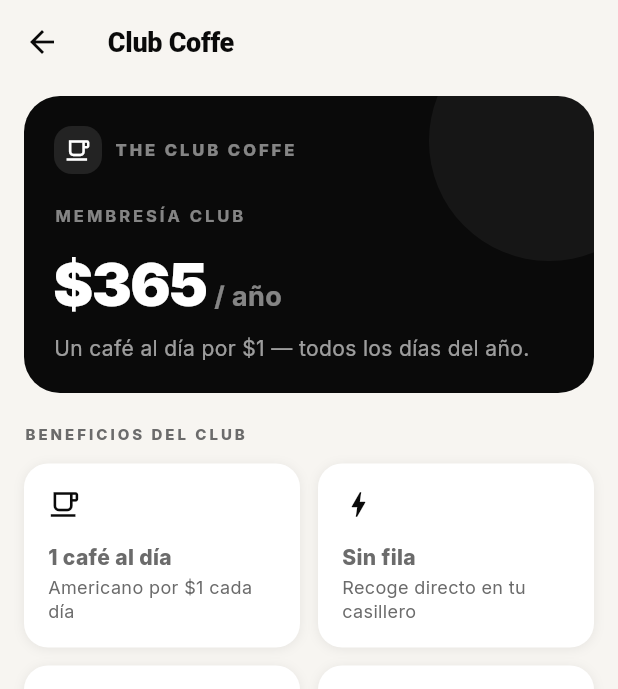
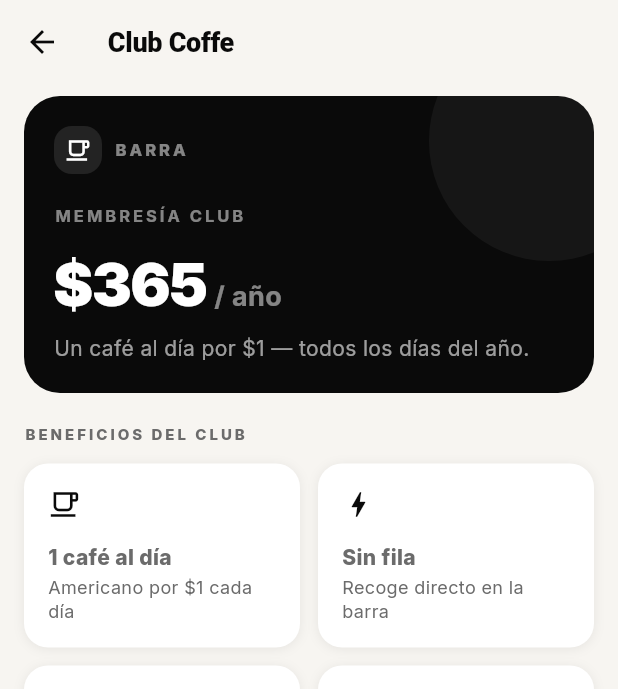
Before and after one commit to RaulPin/coffeclub, a Flutter app: the screen it shows after launch, after a tap on "Continuar con Google", after a tap on "Únete al Club", on a phone screen of 412 x 824 dp. Shown: the top 689 px of the screen. Run offline on Flutter 3.47's test engine with Material 3 defaults, Android fonts, the phone set to English and light mode, and no system bars; our stand-ins replace cloud_firestore, cloud_functions, firebase_auth, firebase_core, flutter_riverpod, go_router and 3 more; missing offline and left inert: flutter_facebook_auth, flutter_stripe; accounts and stored records are empty; network calls fail.

Commit message:
feat: rebrand to Barra and switch to counter pickup (no lockers)
- Rebrand app name, login, brand labels and demo emails (barra.mx) to Barra
- Replace locker+PIN with a human-friendly pickup code (generatePickupCode)
  shown to the customer to present at the counter
- Order model: drop lockerNumber/lockerPin, add pickupCode
- Orders repos (mock + firestore): generate code on create, markReady just
  sets ready, pickUp confirms handover; remove locker service (deleted)
- Tracking screen: pickup-code card (replaces locker/PIN), café confirms
  handover; staff dashboard shows pickup code; shift close lists codes
- Update menu hero, cart/checkout copy to 'recoge en barra'

Co-Authored-By: Claude Opus 4.8 <noreply@anthropic.com>
Claude-Session: https://claude.ai/code/session_01WmHHfBbpZpBwh6379s6nQ6

```diff
--- a/lib/core/config/app_config.dart
+++ b/lib/core/config/app_config.dart
@@ -10,7 +10,7 @@ class AppConfig {
   static const bool useMockBackend = true;
 
   /// Nombre comercial.
-  static const String appName = 'The Club Coffe';
+  static const String appName = 'Barra';
 
   /// Precio del café para socios (en centavos de MXN).
   static const int socioCoffeePriceCents = 100; // $1.00
--- a/lib/features/auth/data/auth_repository.dart
+++ b/lib/features/auth/data/auth_repository.dart
@@ -29,7 +29,7 @@ class MockAuthRepository implements AuthRepository {
     _user = const AppUser(
       id: 'demo-user',
       name: 'Socio Demo',
-      email: 'socio@theclubcoffe.mx',
+      email: 'socio@barra.mx',
       isSubscriber: false,
     );
     return _user!;
--- a/lib/features/auth/presentation/login_screen.dart
+++ b/lib/features/auth/presentation/login_screen.dart
@@ -47,7 +47,7 @@ class _LoginScreenState extends ConsumerState<LoginScreen> {
               ),
               const SizedBox(height: AppSpacing.xl),
               const Text(
-                'The Club Coffe',
+                'Barra',
                 textAlign: TextAlign.center,
                 style: TextStyle(
                   fontSize: 30,
@@ -57,7 +57,7 @@ class _LoginScreenState extends ConsumerState<LoginScreen> {
               ),
               const SizedBox(height: AppSpacing.sm),
               const Text(
-                'Un café al día por \$1. Sin fila.',
+                'Tu café, sin fila.',
                 textAlign: TextAlign.center,
                 style: TextStyle(color: AppColors.muted, fontSize: 15),
               ),
--- a/lib/features/cart/presentation/cart_screen.dart
+++ b/lib/features/cart/presentation/cart_screen.dart
@@ -250,7 +250,7 @@ class _SummaryBar extends StatelessWidget {
               const SizedBox(height: AppSpacing.sm),
             ],
             _Line(
-              label: 'Casillero',
+              label: 'Recogida en barra',
               value: 'Gratis',
               muted: true,
               valueColor: AppColors.success,
@@ -288,9 +288,9 @@ class _SummaryBar extends StatelessWidget {
                           height: 1.3,
                         ),
                         children: [
-                          TextSpan(text: 'Recoge con '),
+                          TextSpan(text: 'Recoge con tu '),
                           TextSpan(
-                            text: 'PIN en tu casillero',
+                            text: 'código en la barra',
                             style: TextStyle(
                               color: AppColors.ink,
                               fontWeight: FontWeight.w700,
--- a/lib/features/checkout/presentation/checkout_screen.dart
+++ b/lib/features/checkout/presentation/checkout_screen.dart
@@ -87,7 +87,7 @@ class _CheckoutScreenState extends ConsumerState<CheckoutScreen> {
           _InfoRow(
             icon: Icons.location_on_outlined,
             title: branchName ?? 'Sucursal',
-            subtitle: 'Recogida en casillero con PIN',
+            subtitle: 'Recogida en barra con tu código',
           ),
           const SizedBox(height: AppSpacing.xl),
           const _SectionLabel('Método de pago'),
--- a/lib/features/menu/presentation/menu_screen.dart
+++ b/lib/features/menu/presentation/menu_screen.dart
@@ -31,7 +31,7 @@ class MenuScreen extends ConsumerWidget {
     return Scaffold(
       appBar: AppBar(
         titleSpacing: AppSpacing.screen,
-        title: const Text('The Club Coffe'),
+        title: const Text('Barra'),
         actions: [
           Padding(
             padding: const EdgeInsets.only(right: AppSpacing.sm),
@@ -184,7 +184,7 @@ class _Hero extends StatelessWidget {
               ),
               const SizedBox(height: AppSpacing.xs),
               const Text(
-                'Ordena antes.\nRecoge con PIN.',
+                'Ordena antes.\nRecoge en barra.',
                 style: TextStyle(
                   color: Colors.white,
                   fontSize: 24,
--- a/lib/features/staff/data/staff_auth_repository.dart
+++ b/lib/features/staff/data/staff_auth_repository.dart
@@ -10,37 +10,37 @@ abstract interface class StaffAuthRepository {
 /// Implementación de demo con cuentas de ejemplo.
 ///
 /// Cuentas para probar:
-///   - condesa@theclubcoffe.mx / 1234   → empleado (sucursal Condesa)
-///   - roma@theclubcoffe.mx    / 1234   → empleado (sucursal Roma Norte)
-///   - admin@theclubcoffe.mx   / admin  → administrador general
+///   - condesa@barra.mx / 1234   → empleado (sucursal Condesa)
+///   - roma@barra.mx    / 1234   → empleado (sucursal Roma Norte)
+///   - admin@barra.mx   / admin  → administrador general
 class MockStaffAuthRepository implements StaffAuthRepository {
   static final Map<String, ({String password, StaffUser user})> _accounts = {
-    'condesa@theclubcoffe.mx': (
+    'condesa@barra.mx': (
       password: '1234',
       user: const StaffUser(
         id: 'emp_condesa',
         name: 'Empleado Condesa',
-        email: 'condesa@theclubcoffe.mx',
+        email: 'condesa@barra.mx',
         role: StaffRole.employee,
         branchId: 'condesa',
       ),
     ),
-    'roma@theclubcoffe.mx': (
+    'roma@barra.mx': (
       password: '1234',
       user: const StaffUser(
         id: 'emp_roma',
         name: 'Empleado Roma',
-        email: 'roma@theclubcoffe.mx',
+        email: 'roma@barra.mx',
         role: StaffRole.employee,
         branchId: 'roma',
       ),
     ),
-    'admin@theclubcoffe.mx': (
+    'admin@barra.mx': (
       password: 'admin',
       user: const StaffUser(
         id: 'admin_general',
         name: 'Administrador General',
-        email: 'admin@theclubcoffe.mx',
+        email: 'admin@barra.mx',
         role: StaffRole.admin,
       ),
     ),
--- a/lib/features/staff/presentation/admin_dashboard_screen.dart
+++ b/lib/features/staff/presentation/admin_dashboard_screen.dart
@@ -133,7 +133,7 @@ class _BranchCard extends StatelessWidget {
               Row(
                 children: [
                   _Metric(label: 'Activos', value: '${metrics.activeOrders}'),
-                  _Metric(label: 'En casillero', value: '${metrics.inLocker}'),
+                  _Metric(label: 'Listos', value: '${metrics.inLocker}'),
                   _Metric(
                       label: 'Ventas hoy',
                       value: formatCents(metrics.todaySalesCents)),
--- a/lib/features/staff/presentation/shift_close_screen.dart
+++ b/lib/features/staff/presentation/shift_close_screen.dart
@@ -54,14 +54,13 @@ class ShiftCloseScreen extends ConsumerWidget {
                 label: 'Ventas del turno', value: formatCents(totalCents)),
             const Divider(),
             _StatRow(
-                label: 'Pedidos aún en casillero',
+                label: 'Pedidos aún por recoger',
                 value: '${pendingPickup.length}'),
             if (pendingPickup.isNotEmpty) ...[
               const SizedBox(height: 8),
               Text(
-                'Avisa a la siguiente persona: casilleros '
-                '${pendingPickup.map((o) => o.lockerNumber).join(', ')} '
-                'siguen ocupados.',
+                'Aún en barra: códigos '
+                '${pendingPickup.map((o) => o.pickupCode).join(', ')}.',
                 style: TextStyle(color: Colors.orange.shade800),
               ),
             ],
--- a/lib/features/staff/presentation/staff_login_screen.dart
+++ b/lib/features/staff/presentation/staff_login_screen.dart
@@ -137,11 +137,11 @@ class _DemoHint extends StatelessWidget {
           Text('Cuentas de prueba (demo):',
               style: TextStyle(fontWeight: FontWeight.w700, fontSize: 12)),
           SizedBox(height: 4),
-          Text('condesa@theclubcoffe.mx / 1234  → empleado',
+          Text('condesa@barra.mx / 1234  → empleado',
               style: TextStyle(fontSize: 12, color: Color(0xFF6B6B6B))),
-          Text('roma@theclubcoffe.mx / 1234  → empleado',
+          Text('roma@barra.mx / 1234  → empleado',
               style: TextStyle(fontSize: 12, color: Color(0xFF6B6B6B))),
-          Text('admin@theclubcoffe.mx / admin  → administrador',
+          Text('admin@barra.mx / admin  → administrador',
               style: TextStyle(fontSize: 12, color: Color(0xFF6B6B6B))),
         ],
       ),
--- a/lib/features/subscription/presentation/subscription_screen.dart
+++ b/lib/features/subscription/presentation/subscription_screen.dart
@@ -125,7 +125,7 @@ class _ClubCard extends StatelessWidget {
                     ),
                     const SizedBox(width: AppSpacing.sm),
                     Text(
-                      'THE CLUB COFFE',
+                      'BARRA',
                       style: TextStyle(
                         color: Colors.white.withValues(alpha: 0.5),
                         fontSize: 11,
@@ -304,7 +304,7 @@ class _BenefitsGrid extends StatelessWidget {
 
   static const _benefits = [
     (Icons.local_cafe_outlined, '1 café al día', 'Americano por \$1 cada día'),
-    (Icons.bolt_outlined, 'Sin fila', 'Recoge directo en tu casillero'),
+    (Icons.bolt_outlined, 'Sin fila', 'Recoge directo en la barra'),
     (Icons.lock_outline, 'Recogida con PIN', 'Acceso seguro 24/7'),
     (Icons.event_repeat_outlined, 'Sin permanencia', 'Cancela cuando quieras'),
   ];
```
Also changed, not shown: lib/features/orders/data/firestore_orders_repository.dart (+5 -13 lines), lib/features/orders/data/orders_repository.dart (+28 -48 lines), lib/features/orders/domain/order.dart (+11 -20 lines), lib/features/orders/presentation/order_tracking_screen.dart (+56 -79 lines), lib/features/staff/presentation/staff_dashboard_screen.dart (+3 -7 lines), lib/services/lockers/locker_service.dart (deleted, +0 -31 lines), lib/services/lockers/mock_locker_service.dart (deleted, +0 -37 lines).
